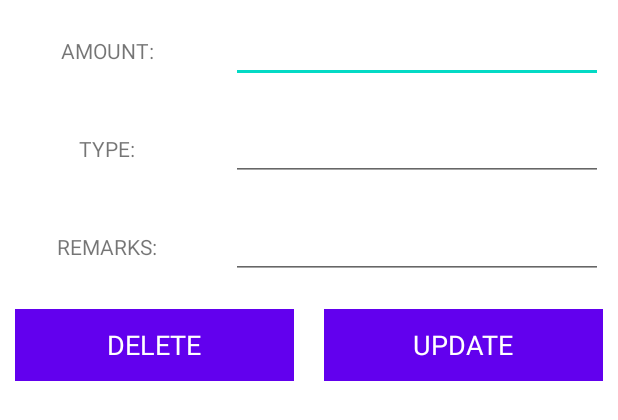
After one commit to Seibell/Plutus, an Android app: the layout update_data_item.xml on its own in the app's theme, with its tools: preview values and no code run, on a phone screen of 412 x 824 dp. The commit adds this screen. Shown: the top 420 px of the screen. Run offline under Robolectric (Android 15) with nearby library versions, the phone set to English and light mode, and no system bars.

Commit message:
update/delete

```diff
--- a/app/src/main/java/com/example/plutus/ExpenseFragment.java
+++ b/app/src/main/java/com/example/plutus/ExpenseFragment.java
@@ -1,5 +1,6 @@
 package com.example.plutus;
 
+import android.app.AlertDialog;
 import android.os.Bundle;
 
 import androidx.annotation.NonNull;
@@ -10,6 +11,8 @@ import androidx.recyclerview.widget.RecyclerView;
 import android.view.LayoutInflater;
 import android.view.View;
 import android.view.ViewGroup;
+import android.widget.Button;
+import android.widget.EditText;
 import android.widget.TextView;
 
 import com.firebase.ui.database.FirebaseRecyclerAdapter;
@@ -35,6 +38,19 @@ public class ExpenseFragment extends Fragment {
     private FirebaseRecyclerAdapter adapter;
 
     private TextView expenseSumResult;
+
+    private TextView incomeSumResult;
+
+    //Update expense/income items
+
+    private EditText editAmount;
+    private EditText editType;
+    private EditText editRemark;
+
+    //Button to Update and Delete
+
+    private Button btnUpdate;
+    private Button btnDelete;
 
     @Override
     public void onCreate(Bundle savedInstanceState) {
@@ -146,4 +162,19 @@ public class ExpenseFragment extends Fragment {
             }
         }
 
+    private void updateData(){
+
+        AlertDialog.Builder mydialog = new AlertDialog.Builder(getActivity());
+        LayoutInflater inflater = LayoutInflater.from(getActivity());
+
+        View myview = inflater.inflate(R.layout.update_data_item, null);
+
+        mydialog.setView(myview);
+
+        editAmount = myview.findViewById(R.id.amount_edt);
+        editType = myview.findViewById(R.id.type_edt);
+        editRemark = myview.findViewById(R.id.note_edt);
+
+    }
+
 }
--- /dev/null
+++ b/app/src/main/res/layout/update_data_item.xml
@@ -0,0 +1,145 @@
+<?xml version="1.0" encoding="utf-8"?>
+<LinearLayout
+    xmlns:android="http://schemas.android.com/apk/res/android"
+    android:layout_width="match_parent"
+    android:orientation="vertical"
+    android:layout_height="match_parent">
+
+    <ScrollView
+        android:layout_width="match_parent"
+        android:layout_height="match_parent">
+        <LinearLayout
+            android:layout_width="match_parent"
+            android:layout_height="match_parent"
+            android:orientation="vertical">
+            <LinearLayout
+                android:layout_width="match_parent"
+                android:layout_height="wrap_content"
+                android:orientation="horizontal">
+                <RelativeLayout
+                    android:layout_width="0dp"
+                    android:layout_weight="1"
+                    android:layout_margin="10dp"
+                    android:gravity="center"
+                    android:layout_height="wrap_content">
+                    <TextView
+                        android:layout_width="wrap_content"
+                        android:layout_height="wrap_content"
+                        android:text="AMOUNT:"
+                        />
+
+                </RelativeLayout>
+                <RelativeLayout
+                    android:layout_width="0dp"
+                    android:layout_weight="2"
+                    android:layout_margin="10dp"
+                    android:layout_height="wrap_content">
+                    <EditText
+                        android:layout_width="match_parent"
+                        android:layout_height="wrap_content"
+                        android:id="@+id/amount_edt"
+                        />
+
+                </RelativeLayout>
+            </LinearLayout>
+            <LinearLayout
+                android:layout_width="match_parent"
+                android:layout_height="wrap_content"
+                android:orientation="horizontal">
+                <RelativeLayout
+                    android:layout_width="0dp"
+                    android:layout_weight="1"
+                    android:layout_margin="10dp"
+                    android:gravity="center"
+                    android:layout_height="wrap_content">
+                    <TextView
+                        android:layout_width="wrap_content"
+                        android:layout_height="wrap_content"
+                        android:text="TYPE:"
+                        />
+
+                </RelativeLayout>
+                <RelativeLayout
+                    android:layout_width="0dp"
+                    android:layout_weight="2"
+                    android:layout_margin="10dp"
+                    android:layout_height="wrap_content">
+                    <EditText
+                        android:layout_width="match_parent"
+                        android:layout_height="wrap_content"
+                        android:id="@+id/type_edt"
+                        />
+
+                </RelativeLayout>
+            </LinearLayout>
+            <LinearLayout
+                android:layout_width="match_parent"
+                android:layout_height="wrap_content"
+                android:orientation="horizontal">
+                <RelativeLayout
+                    android:layout_width="0dp"
+                    android:layout_weight="1"
+                    android:layout_margin="10dp"
+                    android:gravity="center"
+                    android:layout_height="wrap_content">
+                    <TextView
+                        android:layout_width="wrap_content"
+                        android:layout_height="wrap_content"
+                        android:text="REMARKS:"
+                        />
+
+                </RelativeLayout>
+                <RelativeLayout
+                    android:layout_width="0dp"
+                    android:layout_weight="2"
+                    android:layout_margin="10dp"
+                    android:layout_height="wrap_content">
+                    <EditText
+                        android:layout_width="match_parent"
+                        android:layout_height="wrap_content"
+                        android:id="@+id/note_edt"
+                        />
+
+                </RelativeLayout>
+            </LinearLayout>
+            <LinearLayout
+                android:layout_width="match_parent"
+                android:layout_height="wrap_content"
+                android:orientation="horizontal">
+                <RelativeLayout
+                    android:layout_width="0dp"
+                    android:layout_weight="1"
+                    android:layout_margin="10dp"
+                    android:gravity="center"
+                    android:layout_height="wrap_content">
+                    <Button
+                        android:layout_width="match_parent"
+                        android:text="DELETE"
+                        android:textAppearance="@style/TextAppearance.AppCompat.Medium"
+                        android:textColor="@android:color/white"
+                        android:background="@color/buttonColor"
+                        android:id="@+id/btnDelete"
+                        android:layout_height="wrap_content" />
+
+                </RelativeLayout>
+                <RelativeLayout
+                    android:layout_width="0dp"
+                    android:layout_weight="1"
+                    android:layout_margin="10dp"
+                    android:gravity="center"
+                    android:layout_height="wrap_content">
+                    <Button
+                        android:layout_width="match_parent"
+                        android:text="UPDATE"
+                        android:textAppearance="@style/TextAppearance.AppCompat.Medium"
+                        android:textColor="@android:color/white"
+                        android:background="@color/buttonColor"
+                        android:id="@+id/btnUpdate"
+                        android:layout_height="wrap_content" />
+
+                </RelativeLayout>
+            </LinearLayout>
+        </LinearLayout>
+    </ScrollView>
+
+</LinearLayout>
```
